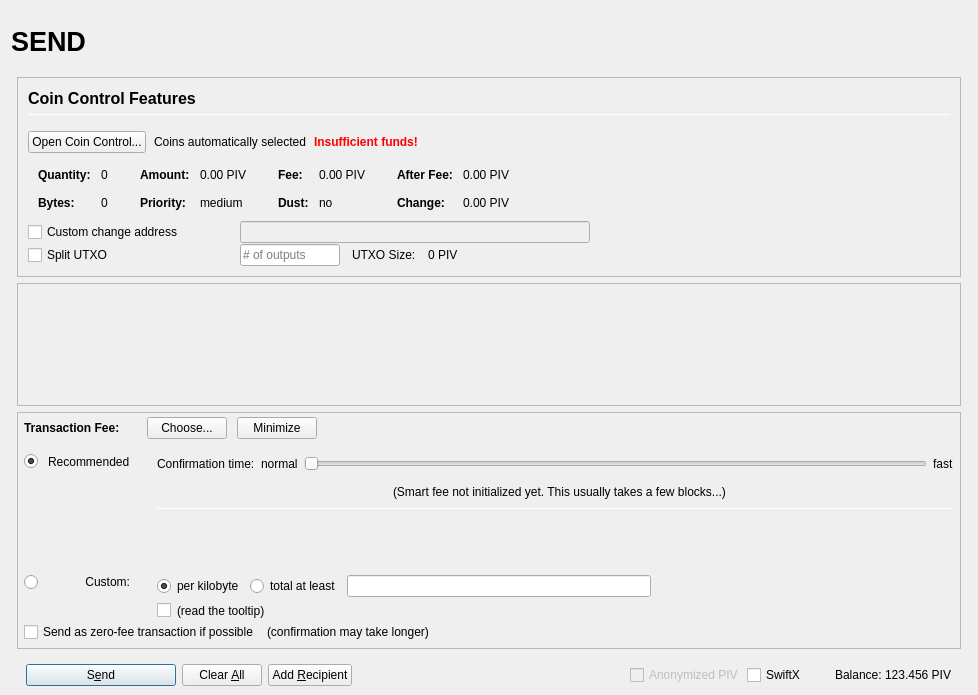
First picture: the form in src/qt/forms/sendcoinsdialog.ui, repository magikawa-network/AnzuDark, before the edit.
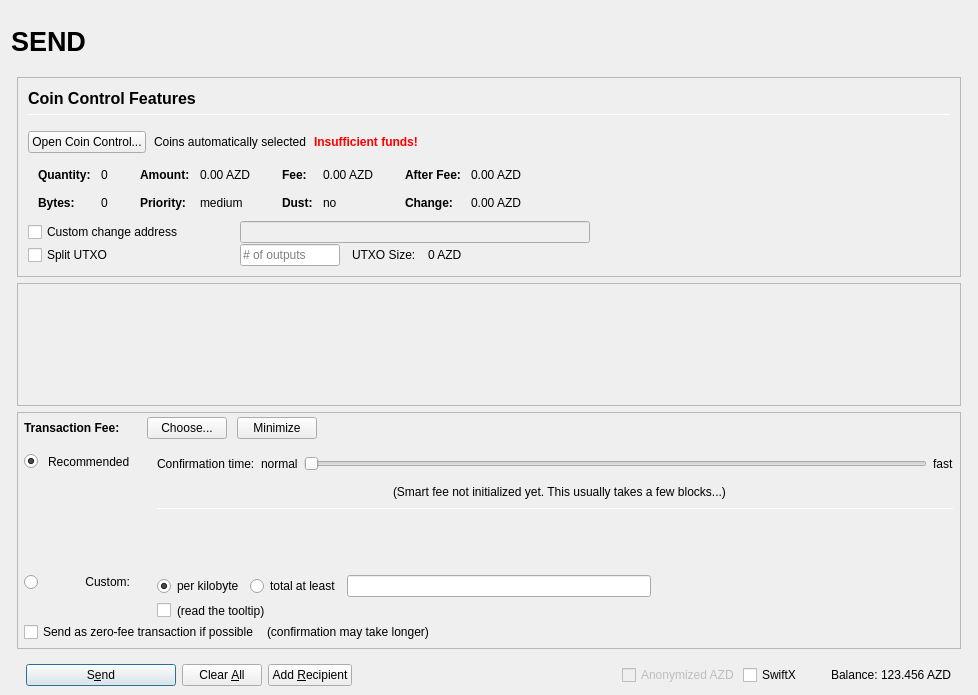
Second picture: the form after the edit. Icons and pictures are not drawn. Custom widgets are drawn as their Qt base class.

What changed in the file:
```diff
--- a/src/qt/forms/sendcoinsdialog.ui
+++ b/src/qt/forms/sendcoinsdialog.ui
@@ -493,7 +493,7 @@
                         <enum>Qt::ActionsContextMenu</enum>
                        </property>
                        <property name="text">
-                        <string notr="true">0.00 PIV</string>
+                        <string notr="true">0.00 AZD</string>
                        </property>
                        <property name="textInteractionFlags">
                         <set>Qt::LinksAccessibleByMouse|Qt::TextSelectableByKeyboard|Qt::TextSelectableByMouse</set>
@@ -573,7 +573,7 @@
                         <enum>Qt::ActionsContextMenu</enum>
                        </property>
                        <property name="text">
-                        <string notr="true">0.00 PIV</string>
+                        <string notr="true">0.00 AZD</string>
                        </property>
                        <property name="textInteractionFlags">
                         <set>Qt::LinksAccessibleByMouse|Qt::TextSelectableByKeyboard|Qt::TextSelectableByMouse</set>
@@ -653,7 +653,7 @@
                         <enum>Qt::ActionsContextMenu</enum>
                        </property>
                        <property name="text">
-                        <string notr="true">0.00 PIV</string>
+                        <string notr="true">0.00 AZD</string>
                        </property>
                        <property name="textInteractionFlags">
                         <set>Qt::LinksAccessibleByMouse|Qt::TextSelectableByKeyboard|Qt::TextSelectableByMouse</set>
@@ -682,7 +682,7 @@
                         <enum>Qt::ActionsContextMenu</enum>
                        </property>
                        <property name="text">
-                        <string notr="true">0.00 PIV</string>
+                        <string notr="true">0.00 AZD</string>
                        </property>
                        <property name="textInteractionFlags">
                         <set>Qt::LinksAccessibleByMouse|Qt::TextSelectableByKeyboard|Qt::TextSelectableByMouse</set>
@@ -849,7 +849,7 @@
                 <item>
                  <widget class="QLabel" name="labelBlockSize">
                   <property name="text">
-                   <string>0 PIV</string>
+                   <string>0 AZD</string>
                   </property>
                  </widget>
                 </item>
@@ -1686,7 +1686,7 @@
                 <bool>false</bool>
                </property>
                <property name="text">
-                <string>Anonymized PIV</string>
+                <string>Anonymized AZD</string>
                </property>
               </widget>
              </item>
@@ -1725,7 +1725,7 @@
                 <cursorShape>IBeamCursor</cursorShape>
                </property>
                <property name="text">
-                <string notr="true">123.456 PIV</string>
+                <string notr="true">123.456 AZD</string>
                </property>
                <property name="textInteractionFlags">
                 <set>Qt::LinksAccessibleByMouse|Qt::TextSelectableByKeyboard|Qt::TextSelectableByMouse</set>
```
Left out of the diff: 6 changed lines with no effect on the pictures.
